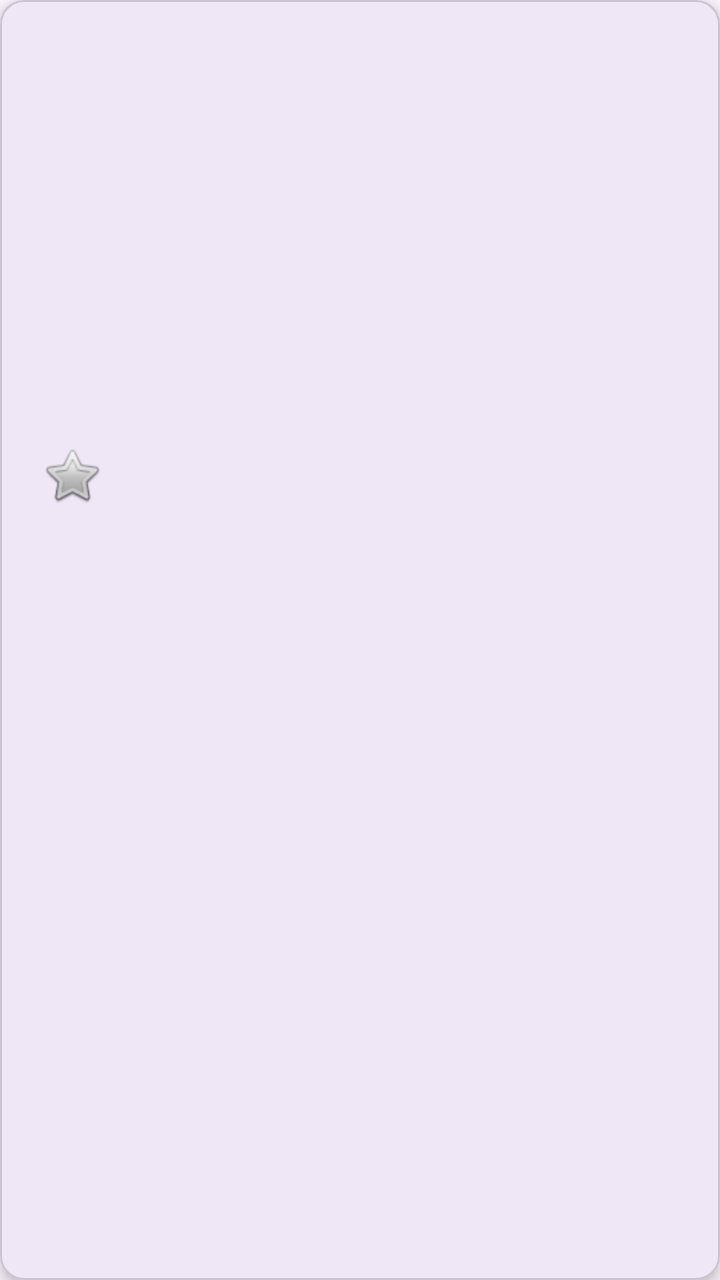
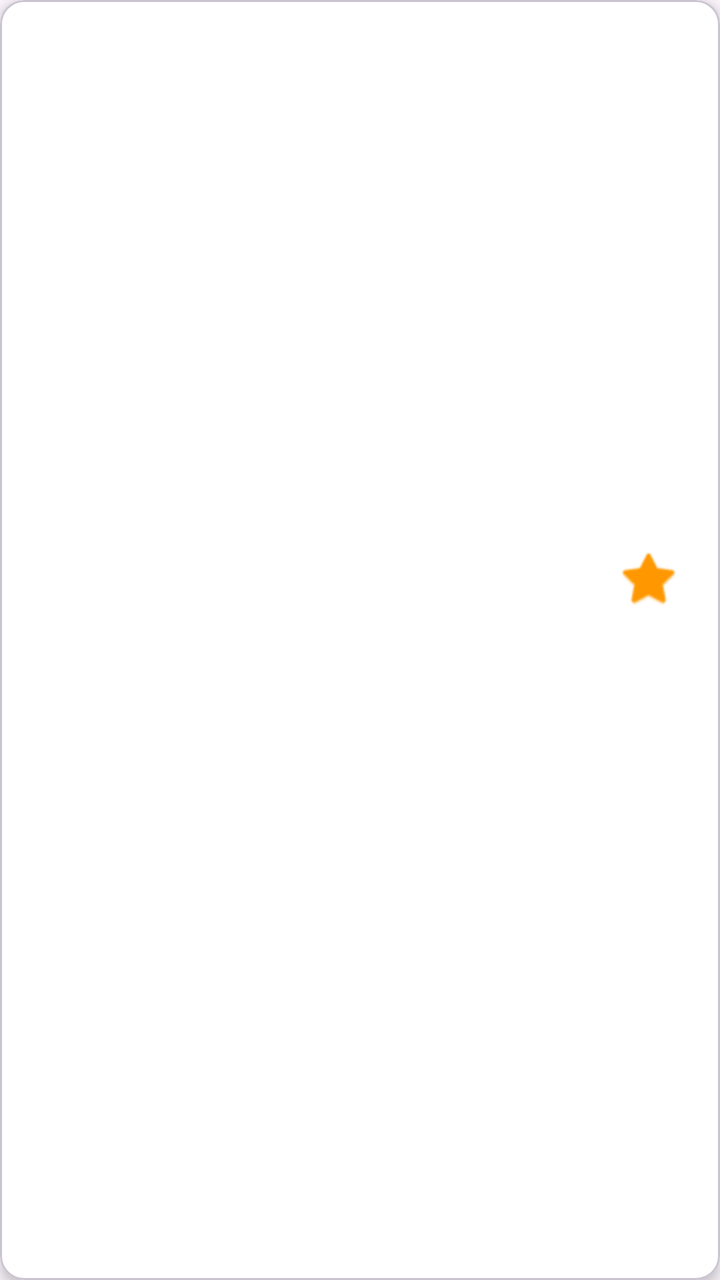

An Android layout rendered at two revisions. The XML below is the earlier revision; the diff shows what the commit changed to produce the second picture.
<!-- AndroidManifest.xml: application theme Theme.NewsApp -->
<!-- res/layout/item_news.xml -->
<?xml version="1.0" encoding="utf-8"?>
<com.google.android.material.card.MaterialCardView xmlns:android="http://schemas.android.com/apk/res/android"
    xmlns:app="http://schemas.android.com/apk/res-auto"
    android:layout_width="match_parent"
    android:layout_height="wrap_content"
    android:layout_marginHorizontal="12dp"
    android:layout_marginVertical="6dp"
    app:cardCornerRadius="12dp"
    app:cardElevation="4dp">

    <LinearLayout
        android:layout_width="match_parent"
        android:layout_height="wrap_content"
        android:orientation="vertical">

        <ImageView
            android:id="@+id/iv_news_image"
            android:layout_width="match_parent"
            android:layout_height="180dp"
            android:scaleType="centerCrop"
            android:contentDescription="Imagen de la noticia" />

        <LinearLayout
            android:layout_width="match_parent"
            android:layout_height="wrap_content"
            android:orientation="vertical"
            android:padding="12dp">


            <TextView
                android:id="@+id/tv_title"
                android:layout_width="match_parent"
                android:layout_height="wrap_content"
                android:textSize="16sp"
                android:textStyle="bold"
                android:maxLines="2"
                android:ellipsize="end"
                android:textColor="?attr/colorOnSurface" />

            <ImageButton
                android:id="@+id/btnFavorito"
                android:layout_width="48dp"
                android:layout_height="48dp"
                android:background="?attr/selectableItemBackgroundBorderless"
                android:contentDescription="Guardar en favoritos"
                android:src="@android:drawable/btn_star_big_off" />

            <TextView
                android:id="@+id/tv_description"
                android:layout_width="match_parent"
                android:layout_height="wrap_content"
                android:layout_marginTop="6dp"
                android:textSize="14sp"
                android:maxLines="3"
                android:ellipsize="end"
                android:textColor="?attr/colorOnSurfaceVariant" />


            <LinearLayout
                android:layout_width="match_parent"
                android:layout_height="wrap_content"
                android:orientation="horizontal"
                android:layout_marginTop="10dp">

                <TextView
                    android:id="@+id/tv_source"
                    android:layout_width="0dp"
                    android:layout_height="wrap_content"
                    android:layout_weight="1"
                    android:textSize="12sp"
                    android:textStyle="italic"
                    android:textColor="?attr/colorPrimary" />

                <TextView
                    android:id="@+id/tvPublishedAt"
                    android:layout_width="wrap_content"
                    android:layout_height="wrap_content"
                    android:textSize="12sp"
                    android:textColor="?attr/colorOutline" />
            </LinearLayout>

        </LinearLayout>

    </LinearLayout>

</com.google.android.material.card.MaterialCardView>
<!-- resources referenced by this layout -->
<resources>
  <style name="Theme.NewsApp" parent="Base.Theme.NewsApp" />
  <style name="Base.Theme.NewsApp" parent="Theme.Material3.DayNight.NoActionBar">
          
          
      </style>
</resources>

<!-- the commit's change to res/layout/item_news.xml (unified diff, before → after) -->
@@ -5,6 +5,7 @@
     android:layout_height="wrap_content"
     android:layout_marginHorizontal="12dp"
     android:layout_marginVertical="6dp"
+    android:backgroundTint="#FFFFFF"
     app:cardCornerRadius="12dp"
     app:cardElevation="4dp">
 
@@ -17,12 +18,12 @@
             android:id="@+id/iv_news_image"
             android:layout_width="match_parent"
             android:layout_height="180dp"
-            android:scaleType="centerCrop"
-            android:contentDescription="Imagen de la noticia" />
+            android:contentDescription="Imagen de la noticia"
+            android:scaleType="centerCrop" />
 
         <LinearLayout
             android:layout_width="match_parent"
-            android:layout_height="wrap_content"
+            android:layout_height="195dp"
             android:orientation="vertical"
             android:padding="12dp">
 
@@ -31,52 +32,61 @@
                 android:id="@+id/tv_title"
                 android:layout_width="match_parent"
                 android:layout_height="wrap_content"
+                android:ellipsize="end"
+                android:maxLines="2"
+                android:textColor="?attr/colorOnSurface"
                 android:textSize="16sp"
-                android:textStyle="bold"
-                android:maxLines="2"
-                android:ellipsize="end"
-                android:textColor="?attr/colorOnSurface" />
-
-            <ImageButton
-                android:id="@+id/btnFavorito"
-                android:layout_width="48dp"
-                android:layout_height="48dp"
-                android:background="?attr/selectableItemBackgroundBorderless"
-                android:contentDescription="Guardar en favoritos"
-                android:src="@android:drawable/btn_star_big_off" />
+                android:textStyle="bold" />
 
             <TextView
                 android:id="@+id/tv_description"
                 android:layout_width="match_parent"
                 android:layout_height="wrap_content"
                 android:layout_marginTop="6dp"
-                android:textSize="14sp"
+                android:ellipsize="end"
                 android:maxLines="3"
-                android:ellipsize="end"
-                android:textColor="?attr/colorOnSurfaceVariant" />
+                android:textColor="?attr/colorOnSurfaceVariant"
+                android:textSize="14sp" />
 
 
             <LinearLayout
                 android:layout_width="match_parent"
                 android:layout_height="wrap_content"
-                android:orientation="horizontal"
-                android:layout_marginTop="10dp">
+                android:layout_marginTop="10dp"
+                android:orientation="horizontal">
+
+                <TextView
+                    android:id="@+id/tvPublishedAt"
+                    android:layout_width="wrap_content"
+                    android:layout_height="wrap_content"
+                    android:textColor="?attr/colorOutline"
+                    android:textSize="12sp" />
+            </LinearLayout>
+
+            <LinearLayout
+                android:layout_width="match_parent"
+                android:layout_height="60dp"
+                android:orientation="horizontal">
 
                 <TextView
                     android:id="@+id/tv_source"
                     android:layout_width="0dp"
                     android:layout_height="wrap_content"
                     android:layout_weight="1"
+                    android:textColor="?attr/colorPrimary"
                     android:textSize="12sp"
-                    android:textStyle="italic"
-                    android:textColor="?attr/colorPrimary" />
+                    android:textStyle="italic" />
 
-                <TextView
-                    android:id="@+id/tvPublishedAt"
-                    android:layout_width="wrap_content"
-                    android:layout_height="wrap_content"
-                    android:textSize="12sp"
-                    android:textColor="?attr/colorOutline" />
+                <ImageButton
+                    android:id="@+id/btnFavorito"
+                    android:layout_width="48dp"
+                    android:layout_height="48dp"
+                    android:background="#FFFFFF"
+                    android:backgroundTint="#FFFFFF"
+                    android:contentDescription="Guardar en favoritos"
+                    android:foregroundTint="#FFFFFF"
+                    android:src="@android:drawable/btn_star"
+                    android:tint="#FF9800" />
             </LinearLayout>
 
         </LinearLayout>
